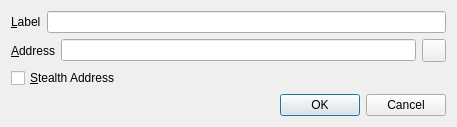
First picture: the form in src/qt/forms/editaddressdialog.ui, repository SpectreSecurityCoin/SpectreSecurityCoin, before the edit.
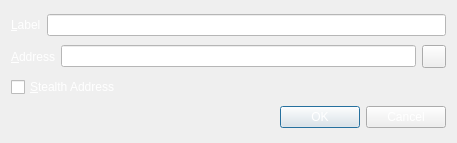
Second picture: the form after the edit. Icons and pictures are not drawn.

Patch:
```diff
--- a/src/qt/forms/editaddressdialog.ui
+++ b/src/qt/forms/editaddressdialog.ui
@@ -7,12 +7,15 @@
     <x>0</x>
     <y>0</y>
     <width>457</width>
-    <height>126</height>
+    <height>143</height>
    </rect>
   </property>
   <property name="windowTitle">
    <string>Edit Address</string>
   </property>
+  <property name="styleSheet">
+   <string notr="true">color: rgb(255, 255, 255);</string>
+  </property>
   <layout class="QGridLayout" name="gridLayout_2">
    <item row="0" column="0">
     <layout class="QHBoxLayout" name="horizontalLayout_4">
@@ -31,6 +34,10 @@
        <property name="toolTip">
         <string>The label associated with this address book entry</string>
        </property>
+       <property name="styleSheet">
+        <string notr="true">background-color: rgb(255, 255, 255);
+color: rgb(0, 0, 0);</string>
+       </property>
       </widget>
      </item>
     </layout>
@@ -52,6 +59,10 @@
        <property name="toolTip">
         <string>The address associated with this address book entry. This can only be modified for sending addresses.</string>
        </property>
+       <property name="styleSheet">
+        <string notr="true">background-color: rgb(255, 255, 255);
+color: rgb(0, 0, 0);</string>
+       </property>
       </widget>
      </item>
      <item>
@@ -75,6 +86,9 @@
    </item>
    <item row="2" column="0">
     <widget class="QCheckBox" name="stealthCB">
+     <property name="styleSheet">
+      <string notr="true">color: rgb(255, 255, 255);</string>
+     </property>
      <property name="text">
       <string>&amp;Stealth Address</string>
      </property>
```
